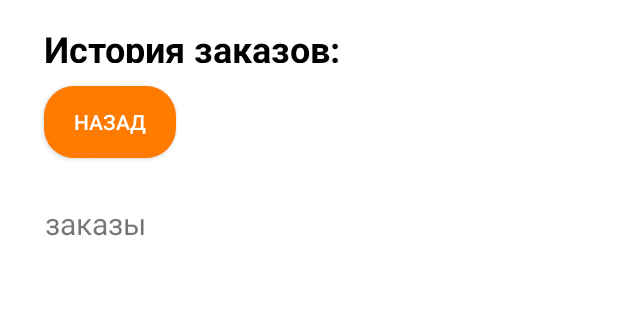
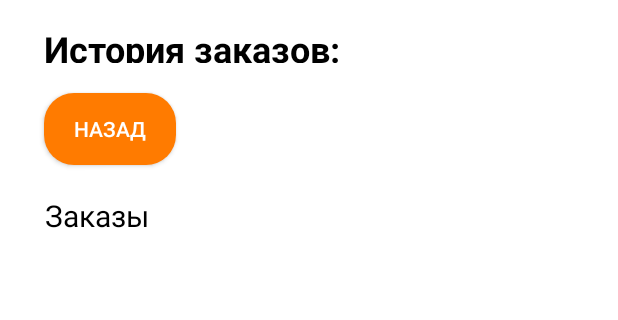
Before and after one commit to DenisSamorokov/Pizza-Della-Nonna, an Android app: the StoriesBasket screen opened directly, with no data from a screen before it, on a phone screen of 412 x 824 dp, the part 165-485 px from its top. Run offline under Robolectric (Android 15) with nearby library versions, the phone set to English and light mode, and no system bars.

Commit message:
FINAL COMMIT

```diff
--- a/app/src/main/java/com/example/myapplication/ui/StoriesBasket.java
+++ b/app/src/main/java/com/example/myapplication/ui/StoriesBasket.java
@@ -1,12 +1,15 @@
 package com.example.myapplication.ui;
 
 import androidx.appcompat.app.AppCompatActivity;
+import androidx.lifecycle.Observer;
+import androidx.lifecycle.ViewModelProvider;
 
 import android.content.Intent;
 import android.os.Bundle;
 import android.view.View;
 import android.widget.Button;
 import android.widget.TextView;
+import android.widget.Toast;
 
 import com.example.myapplication.model.MassClass;
 import com.example.myapplication.model.Order;
@@ -14,9 +17,11 @@ import com.example.myapplication.controller.OrderApi;
 import com.example.myapplication.model.Orders;
 import com.example.myapplication.R;
 import com.example.myapplication.controller.RetrofitClient;
+import com.example.myapplication.viewmodel.MainViewModel;
 
 import java.text.SimpleDateFormat;
 import java.util.Date;
+import java.util.List;
 import java.util.Locale;
 
 import retrofit2.Call;
@@ -28,6 +33,8 @@ public class StoriesBasket extends AppCompatActivity {
     TextView textView;
     Button button;
 
+    private MainViewModel mainViewModel;
+
     @Override
     protected void onCreate(Bundle savedInstanceState) {
         super.onCreate(savedInstanceState);
@@ -36,15 +43,13 @@ public class StoriesBasket extends AppCompatActivity {
         button = findViewById(R.id.back);
         View layout = findViewById(android.R.id.content);
         layout.setBackgroundColor(getResources().getColor(android.R.color.white));
-        button.setOnClickListener(view ->{
-            OrderApi orderApi = RetrofitClient.getClient().create(OrderApi.class);
-            Call<Orders> call = orderApi.getOrders(MassClass.phone);
-            call.enqueue(new Callback<Orders>() {
-                @Override
-                public void onResponse(Call<Orders> call, Response<Orders> response) {
 
-                    String str = "";
-                    for (Order order : response.body().data) {
+        mainViewModel = new ViewModelProvider( this).get(MainViewModel.class);
+        mainViewModel.getOrders().observe(StoriesBasket.this, new Observer<List<Order>>() {
+            @Override
+            public void onChanged(List<Order> orders) {
+                String str = "";
+                for (Order order : orders) {
                         Date date = new Date(order.time);
                         SimpleDateFormat sdf = new SimpleDateFormat("HH:mm dd.MM.yy", Locale.getDefault());
                         String formattedDate = sdf.format(date);
@@ -57,20 +62,12 @@ public class StoriesBasket extends AppCompatActivity {
 
                     }
                     textView.setText(str);
-                }
-                @Override
-                public void onFailure(Call<Orders> call, Throwable t) {
-
-                }
-
-            });
-
-           //Intent intent = new Intent(this, MainActivity.class);
-           //startActivity(intent);
-            //this.finish();
+            }
         });
-       // Intent intent = getIntent();
-       // String phone = intent.getStringExtra("ph");
+        button.setOnClickListener(view ->{
+           Intent intent = new Intent(this, MainActivity.class);
+           startActivity(intent);
+        });
 
 
     }
--- /dev/null
+++ b/app/src/main/java/com/example/myapplication/viewmodel/MainViewModel.java
@@ -0,0 +1,25 @@
+package com.example.myapplication.viewmodel;
+
+import android.app.Application;
+
+import androidx.annotation.NonNull;
+import androidx.lifecycle.AndroidViewModel;
+import androidx.lifecycle.LiveData;
+
+import com.example.myapplication.model.Order;
+
+import java.util.List;
+
+
+public class MainViewModel extends AndroidViewModel {
+
+    private OrderRequest orderRequest;
+
+    public MainViewModel(@NonNull Application application) {
+        super(application);
+        orderRequest = new OrderRequest();
+    }
+    public LiveData<List<Order>> getOrders(){
+        return orderRequest.getOrders();
+    }
+}
--- /dev/null
+++ b/app/src/main/java/com/example/myapplication/viewmodel/OrderRequest.java
@@ -0,0 +1,45 @@
+package com.example.myapplication.viewmodel;
+
+import android.widget.Toast;
+
+import androidx.lifecycle.LiveData;
+import androidx.lifecycle.MutableLiveData;
+
+import com.example.myapplication.controller.OrderApi;
+import com.example.myapplication.controller.RetrofitClient;
+import com.example.myapplication.model.MassClass;
+import com.example.myapplication.model.Order;
+import com.example.myapplication.model.Orders;
+import com.example.myapplication.ui.StoriesBasket;
+
+import java.text.SimpleDateFormat;
+import java.util.Date;
+import java.util.List;
+import java.util.Locale;
+
+import retrofit2.Call;
+import retrofit2.Callback;
+import retrofit2.Response;
+
+public class OrderRequest {
+
+    MutableLiveData<List<Order>> orders = new MutableLiveData<>();
+
+    public LiveData<List<Order>> getOrders(){
+        OrderApi orderApi = RetrofitClient.getClient().create(OrderApi.class);
+        Call<Orders> call = orderApi.getOrders(MassClass.phone);
+        call.enqueue(new Callback<Orders>() {
+            @Override
+            public void onResponse(Call<Orders> call, Response<Orders> response) {
+
+               orders.postValue(response.body().data);
+            }
+            @Override
+            public void onFailure(Call<Orders> call, Throwable t) {
+
+            }
+
+        });
+        return orders;
+    }
+}
--- a/app/src/main/res/layout/activity_sign_in.xml
+++ b/app/src/main/res/layout/activity_sign_in.xml
@@ -56,7 +56,7 @@
         android:text="Цена:"
         android:textSize="24sp"
         android:layout_gravity="center"
-
+        android:textColor="@color/black"
         android:textStyle="bold" />
 
     <Button
@@ -80,6 +80,7 @@
         android:text="Корзина:"
         android:textSize="24sp"
         android:layout_gravity="center"
+        android:textColor="@color/black"
 
         android:textStyle="bold" />
 
@@ -99,6 +100,7 @@
                 android:layout_height="wrap_content"
                 android:layout_gravity="center"
                 android:text="TextView"
+                android:textColor="@color/black"
                 android:textSize="20sp" />
         </LinearLayout>
     </ScrollView>
--- a/app/src/main/res/layout/activity_stories_basket.xml
+++ b/app/src/main/res/layout/activity_stories_basket.xml
@@ -33,7 +33,7 @@
         android:layout_width="wrap_content"
         android:layout_height="wrap_content"
         android:layout_marginStart="29dp"
-        android:layout_marginTop="15dp"
+        android:layout_marginTop="20dp"
         android:background="@drawable/button_background"
         android:gravity="center"
 
@@ -43,7 +43,6 @@
     <ScrollView
         android:layout_width="match_parent"
         android:layout_height="wrap_content"
-        android:layout_marginTop="10dp"
 
         >
 
@@ -58,8 +57,9 @@
                 android:layout_height="wrap_content"
                 android:layout_marginStart="30dp"
                 android:layout_marginTop="20dp"
+                android:textColor="@color/black"
                 android:layout_marginEnd="30dp"
-                android:text="заказы"
+                android:text="Заказы"
                 android:textSize="20sp" />
         </LinearLayout>
     </ScrollView>
```
Also changed, not shown: app/build.gradle (+7 -0 lines), app/src/main/res/layout/dialog.xml (+9 -6 lines).
